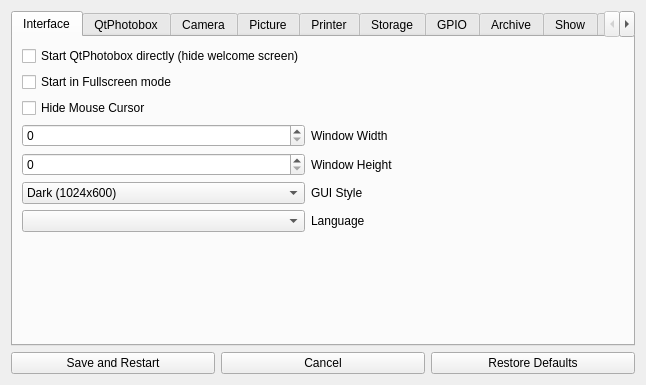
The window that gui/settingswidget.ui (andyboeh/qtphotobox) describes before a commit, drawn with Qt 5.
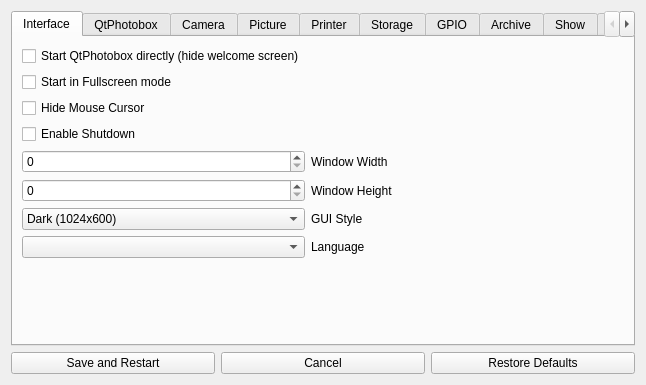
The same window after the commit. The open tabs and pages were chosen to show the change.

Commit message: add Shutdown button support, add supporting for enabling crop-portrait mode

```diff
--- a/gui/settingswidget.ui
+++ b/gui/settingswidget.ui
@@ -24,7 +24,17 @@
        <string>Interface</string>
       </attribute>
       <layout class="QGridLayout" name="gridLayout">
-       <item row="3" column="1">
+       <item row="1" column="0">
+        <widget class="QCheckBox" name="chkStartFullscreen">
+         <property name="text">
+          <string>Start in Fullscreen mode</string>
+         </property>
+        </widget>
+       </item>
+       <item row="7" column="0">
+        <widget class="QComboBox" name="cmbLanguage"/>
+       </item>
+       <item row="4" column="1">
         <widget class="QLabel" name="label">
          <property name="text">
           <string>Window Width</string>
@@ -32,34 +42,40 @@
         </widget>
        </item>
        <item row="5" column="1">
+        <widget class="QLabel" name="label_2">
+         <property name="text">
+          <string>Window Height</string>
+         </property>
+        </widget>
+       </item>
+       <item row="8" column="0">
+        <spacer name="verticalSpacer">
+         <property name="orientation">
+          <enum>Qt::Vertical</enum>
+         </property>
+         <property name="sizeHint" stdset="0">
+          <size>
+           <width>20</width>
+           <height>40</height>
+          </size>
+         </property>
+        </spacer>
+       </item>
+       <item row="6" column="1">
         <widget class="QLabel" name="label_3">
          <property name="text">
           <string>GUI Style</string>
          </property>
         </widget>
        </item>
-       <item row="4" column="0">
-        <widget class="QSpinBox" name="spinHeight">
-         <property name="maximum">
-          <number>10000</number>
-         </property>
-        </widget>
-       </item>
-       <item row="0" column="0">
-        <widget class="QCheckBox" name="chkStartDirectly">
+       <item row="7" column="1">
+        <widget class="QLabel" name="label_33">
          <property name="text">
-          <string>Start QtPhotobox directly (hide welcome screen)</string>
+          <string>Language</string>
          </property>
         </widget>
        </item>
-       <item row="2" column="0">
-        <widget class="QCheckBox" name="chkHideCursor">
-         <property name="text">
-          <string>Hide Mouse Cursor</string>
-         </property>
-        </widget>
-       </item>
-       <item row="5" column="0">
+       <item row="6" column="0">
         <widget class="QComboBox" name="cmbStyle">
          <item>
           <property name="text">
@@ -103,7 +119,7 @@
          </item>
         </widget>
        </item>
-       <item row="4" column="2">
+       <item row="5" column="2">
         <spacer name="horizontalSpacer">
          <property name="orientation">
           <enum>Qt::Horizontal</enum>
@@ -116,47 +132,38 @@
          </property>
         </spacer>
        </item>
-       <item row="7" column="0">
-        <spacer name="verticalSpacer">
-         <property name="orientation">
-          <enum>Qt::Vertical</enum>
+       <item row="5" column="0">
+        <widget class="QSpinBox" name="spinHeight">
+         <property name="maximum">
+          <number>10000</number>
          </property>
-         <property name="sizeHint" stdset="0">
-          <size>
-           <width>20</width>
-           <height>40</height>
-          </size>
+        </widget>
+       </item>
+       <item row="0" column="0">
+        <widget class="QCheckBox" name="chkStartDirectly">
+         <property name="text">
+          <string>Start QtPhotobox directly (hide welcome screen)</string>
          </property>
-        </spacer>
+        </widget>
        </item>
-       <item row="3" column="0">
+       <item row="2" column="0">
+        <widget class="QCheckBox" name="chkHideCursor">
+         <property name="text">
+          <string>Hide Mouse Cursor</string>
+         </property>
+        </widget>
+       </item>
+       <item row="4" column="0">
         <widget class="QSpinBox" name="spinWidth">
          <property name="maximum">
           <number>10000</number>
          </property>
         </widget>
        </item>
-       <item row="1" column="0">
-        <widget class="QCheckBox" name="chkStartFullscreen">
+       <item row="3" column="0">
+        <widget class="QCheckBox" name="chkEnableShutdown">
          <property name="text">
-          <string>Start in Fullscreen mode</string>
-         </property>
-        </widget>
-       </item>
-       <item row="4" column="1">
-        <widget class="QLabel" name="label_2">
-         <property name="text">
-          <string>Window Height</string>
-         </property>
-        </widget>
-       </item>
-       <item row="6" column="0">
-        <widget class="QComboBox" name="cmbLanguage"/>
-       </item>
-       <item row="6" column="1">
-        <widget class="QLabel" name="label_33">
-         <property name="text">
-          <string>Language</string>
+          <string>Enable Shutdown</string>
          </property>
         </widget>
        </item>
```
Left out of the diff: 130 changed lines with no effect on the pictures. The commit also changes 19 other files.
